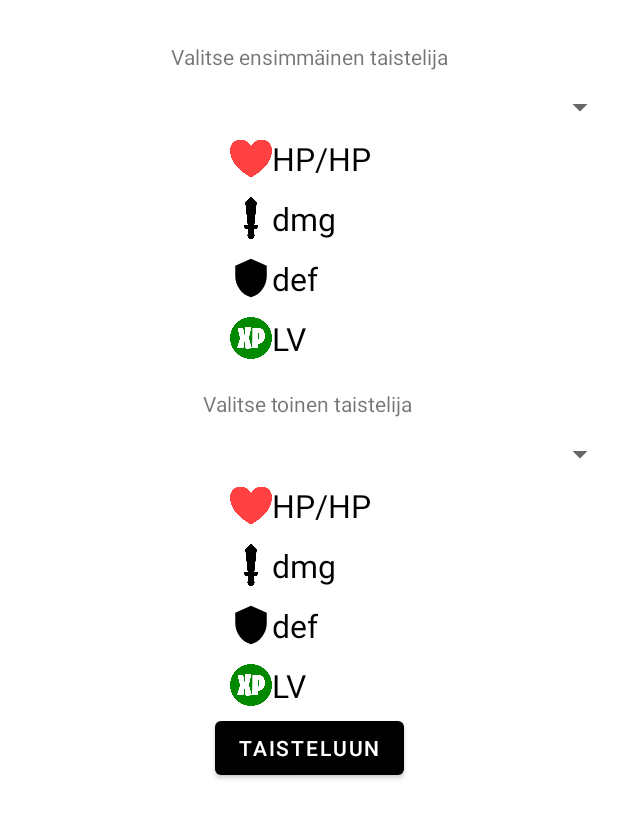
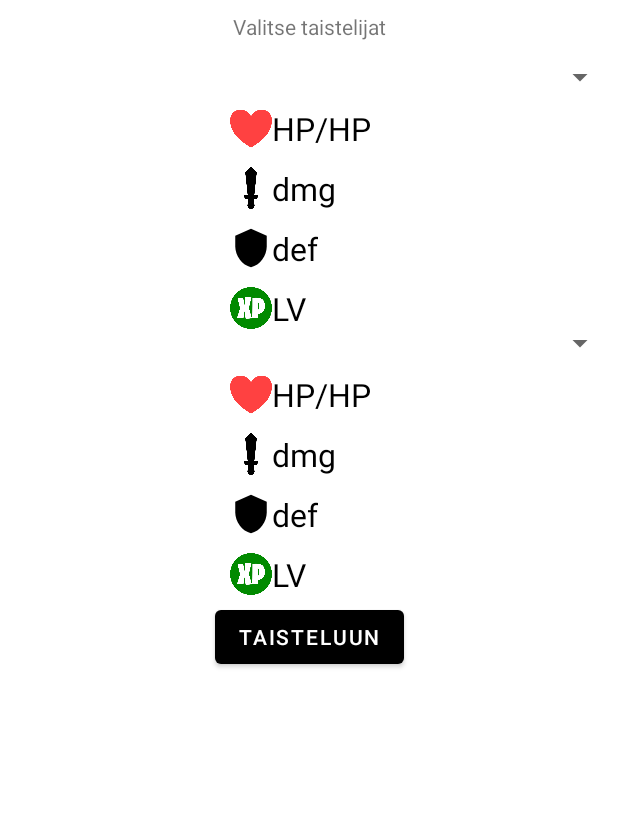
Before and after one commit to LETomppa/JavaHarkkatyo, an Android app: the screen it shows after launch (MainActivity), tab 4 chosen, on a phone screen of 412 x 824 dp, the part 156-995 px from its top. Run offline under Robolectric (Android 15) with nearby library versions, the phone set to English and light mode, and no system bars.

Commit message:
Taistelusijoittelu parempi

```diff
--- a/app/src/main/res/layout/fragment_fight.xml
+++ b/app/src/main/res/layout/fragment_fight.xml
@@ -7,19 +7,6 @@
     android:layout_width="match_parent"
     android:layout_height="match_parent"
     tools:context=".fragments.FragmentFight">
-
-    <TextView
-        android:id="@+id/textSecondFighter"
-        android:layout_width="wrap_content"
-        android:layout_height="wrap_content"
-        android:layout_marginTop="28dp"
-        android:text="Valitse toinen taistelija"
-        app:layout_constraintBottom_toBottomOf="parent"
-        app:layout_constraintEnd_toEndOf="parent"
-        app:layout_constraintHorizontal_bias="0.498"
-        app:layout_constraintStart_toStartOf="parent"
-        app:layout_constraintTop_toBottomOf="@+id/imageFighterOne"
-        app:layout_constraintVertical_bias="0.043" />
 
     <ImageView
         android:id="@+id/imageF1XP"
@@ -69,10 +56,9 @@
         android:id="@+id/spinnerFTwo"
         android:layout_width="409dp"
         android:layout_height="wrap_content"
-        android:layout_marginTop="12dp"
         app:layout_constraintEnd_toEndOf="parent"
         app:layout_constraintStart_toStartOf="parent"
-        app:layout_constraintTop_toBottomOf="@+id/textSecondFighter" />
+        app:layout_constraintTop_toBottomOf="@+id/textLVLF1" />
 
     <ImageView
         android:id="@+id/imageF1HP"
@@ -129,8 +115,8 @@
         android:id="@+id/textFirstFighter"
         android:layout_width="wrap_content"
         android:layout_height="wrap_content"
-        android:layout_marginTop="28dp"
-        android:text="Valitse ensimmäinen taistelija"
+        android:layout_marginTop="8dp"
+        android:text="Valitse taistelijat"
         app:layout_constraintEnd_toEndOf="parent"
         app:layout_constraintStart_toStartOf="parent"
         app:layout_constraintTop_toTopOf="parent" />
```
